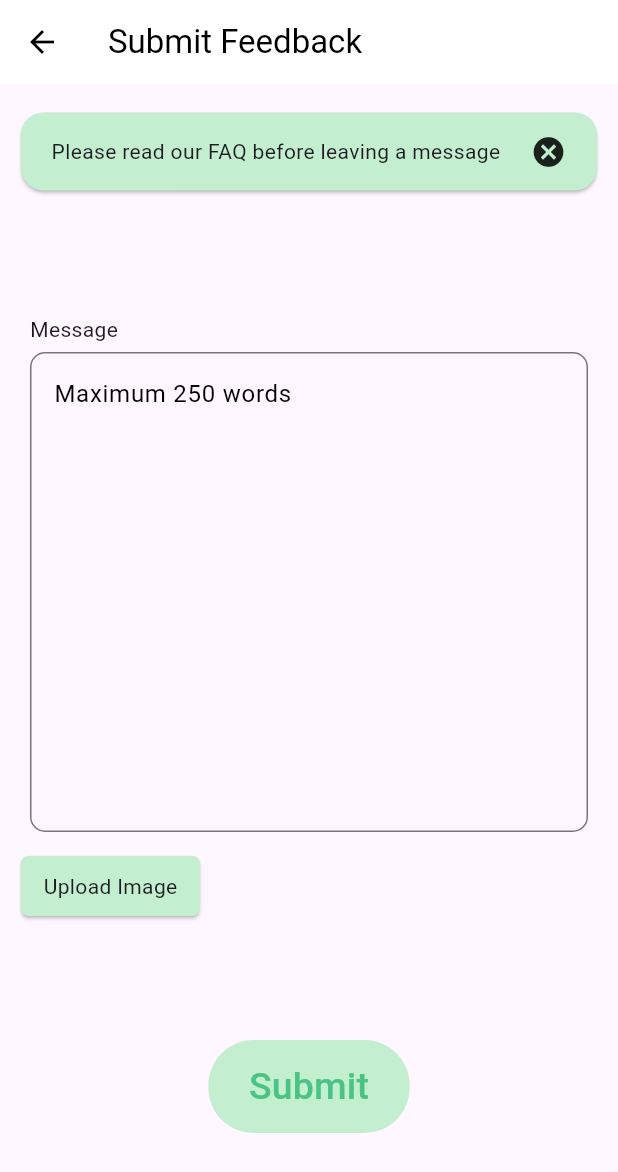
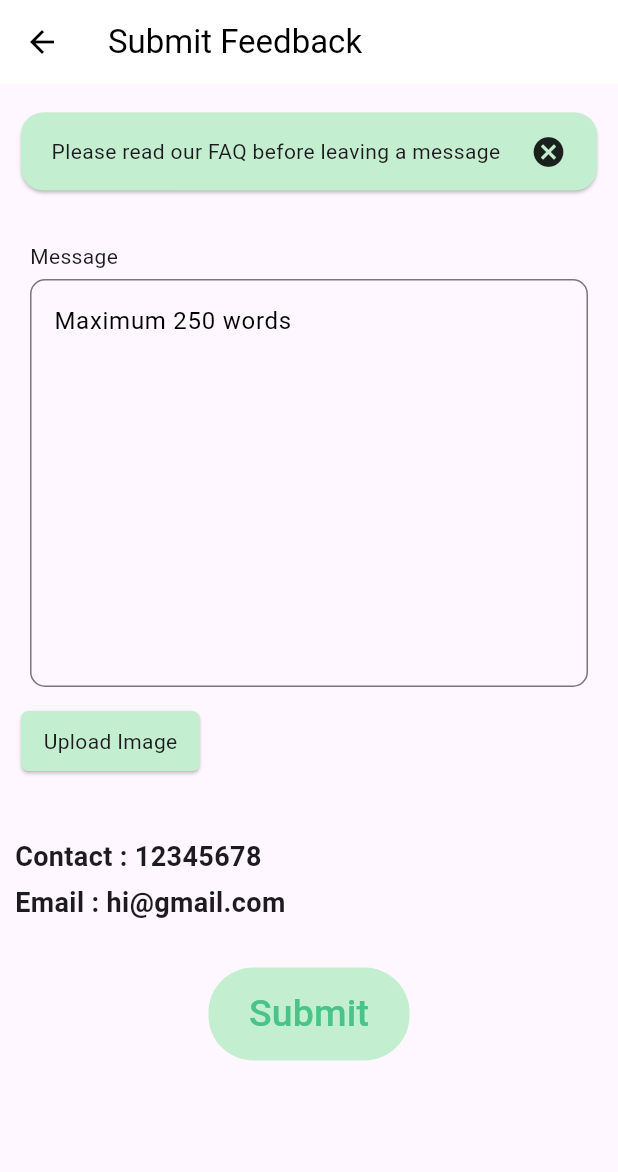
Before and after one commit to RotenKiwi/ketho, a Flutter app: the FeedBack screen opened directly, on a phone screen of 412 x 824 dp. Shown: the top 1172 px of the screen. Run offline on Flutter 3.47's test engine with Material 3 defaults, Android fonts, the phone set to English and light mode, and no system bars; our stand-ins replace google_maps_flutter; Roboto replaces fonts that are missing (Poppins).

Commit message:
changes
added missing stuff

```diff
--- a/lib/Screens/Feedback.dart
+++ b/lib/Screens/Feedback.dart
@@ -1,22 +1,38 @@
 import 'package:flutter/material.dart';
 import 'package:ketho/Components/RoundedButton.dart';
+import 'package:url_launcher/url_launcher.dart';
 
-class FeedBack extends StatelessWidget {
+class FeedBack extends StatefulWidget {
   const FeedBack({Key? key}) : super(key: key);
 
   @override
+  State<FeedBack> createState() => _FeedBackState();
+}
+
+bool message = true;
+
+class _FeedBackState extends State<FeedBack> {
+  @override
   Widget build(BuildContext context) {
+    double space = 20;
     return Scaffold(
+      //resizeToAvoidBottomInset: false,
       appBar: AppBar(
         title: Text('Submit Feedback'),
         backgroundColor: Colors.white,
         foregroundColor: Colors.black,
       ),
-      body: Column(
+      body: SingleChildScrollView(
+        child: Column(
           crossAxisAlignment: CrossAxisAlignment.start,
           children: [
-          SizedBox(height: 5,),
-          Padding(
+            message
+                ? SizedBox(
+                    height: 5,
+                  )
+                : Container(),
+            message
+                ? Padding(
                     padding: const EdgeInsets.all(10.0),
                     child: Card(
                         shape: RoundedRectangleBorder(
@@ -26,28 +42,45 @@ class FeedBack extends StatelessWidget {
                           children: [
                             Spacer(),
                             Padding(
-                      padding: const EdgeInsets.symmetric(vertical: 16.0),
-                      child:
-                          Text('Please read our FAQ before leaving a message'),
+                              padding:
+                                  const EdgeInsets.symmetric(vertical: 16.0),
+                              child: Text(
+                                  'Please read our FAQ before leaving a message'),
                             ),
                             Spacer(),
-                    Icon(Icons.cancel),
+                            InkWell(
+                              onTap: () {
+                                setState(() {
+                                  message = false;
+                                });
+                              },
+                              child: Icon(Icons.cancel),
+                            ),
                             Spacer(),
                           ],
                         )),
+                  )
+                : Container(),
+            message
+                ? SizedBox(
+                    height: space,
+                  )
+                : SizedBox(
+                    height: 20,
                   ),
-          Spacer(),
             Padding(
               padding: const EdgeInsets.symmetric(horizontal: 20.0),
               child: Text('Message'),
             ),
-          SizedBox(height: 5,),
+            SizedBox(
+              height: 5,
+            ),
             Padding(
               padding: EdgeInsets.symmetric(
                 horizontal: 20,
               ),
               child: TextFormField(
-              maxLines: 12,
+                maxLines: 10,
                 decoration: InputDecoration(
                   border: const OutlineInputBorder(
                     borderRadius: BorderRadius.all(
@@ -63,7 +96,9 @@ class FeedBack extends StatelessWidget {
                 ),
               ),
             ),
-          SizedBox(height: 2,),
+            SizedBox(
+              height: 2,
+            ),
             Padding(
               padding: const EdgeInsets.all(10.0),
               child: Card(
@@ -71,24 +106,73 @@ class FeedBack extends StatelessWidget {
                     borderRadius: BorderRadius.circular(5)),
                 color: Color(0xffC4EED0),
                 child: Padding(
-                  padding: const EdgeInsets.symmetric(horizontal: 15.0, vertical: 10.0),
-                  child:
-                  Text('Upload Image'),
-                ),),
+                  padding: const EdgeInsets.symmetric(
+                      horizontal: 15.0, vertical: 10.0),
+                  child: Text('Upload Image'),
                 ),
-          Spacer(),
+              ),
+            ),
+            SizedBox(
+              height: space,
+            ),
+            Padding(
+              padding: const EdgeInsets.all(10.0),
+              child: Container(
+                child: Column(
+                  crossAxisAlignment: CrossAxisAlignment.start,
+                  children: [
+                    InkWell(
+                      onTap: () async {
+                        Uri phoneno = Uri.parse('tel:+12345678');
+                        if (await launchUrl(phoneno)) {
+                          //dialer opened
+                        } else {
+                          //dailer is not opened
+                        }
+                      },
+                      child: Text(
+                        'Contact : 12345678',
+                        style: TextStyle(
+                          fontSize: 18,
+                          fontWeight: FontWeight.bold,
+                        ),
+                      ),
+                    ),
+                    SizedBox(
+                      height: 5,
+                    ),
+                    Text(
+                      'Email : hi@gmail.com',
+                      style: TextStyle(
+                        fontSize: 18,
+                        fontWeight: FontWeight.bold,
+                      ),
+                    ),
+                  ],
+                ),
+              ),
+            ),
+            SizedBox(
+              height: space,
+            ),
             Row(
               children: [
                 Spacer(),
-              RoundedButton(text: 'Submit', onPressed: () {
+                RoundedButton(
+                  text: 'Submit',
+                  onPressed: () {
                     Navigator.pop(context);
-              },),
-              Spacer(),
-            ],
+                  },
                 ),
                 Spacer(),
               ],
             ),
+            SizedBox(
+              height: space,
+            )
+          ],
+        ),
+      ),
     );
   }
 }
--- a/lib/Screens/Rewards.dart
+++ b/lib/Screens/Rewards.dart
@@ -102,11 +102,11 @@ class CouponTile extends StatelessWidget {
   @override
   Widget build(BuildContext context) {
     return Padding(
-      padding: const EdgeInsets.symmetric(vertical: 8.0),
+      padding: const EdgeInsets.symmetric(vertical: 4.0),
       child: Row(
         children: [
           Spacer(flex: 1,),
-          Image.asset(image),
+          Image.asset(image, scale: 1.2,),
           SizedBox(width: 25,),
           Column(
             crossAxisAlignment: CrossAxisAlignment.start,
--- a/pubspec.yaml
+++ b/pubspec.yaml
@@ -37,6 +37,7 @@ dependencies:
   # Use with the CupertinoIcons class for iOS style icons.
   cupertino_icons: ^1.0.2
   google_maps_flutter: ^2.5.3
+  url_launcher: ^6.2.4
 
 dev_dependencies:
   flutter_test:
```
Also changed, not shown: lib/Screens/Drawer.dart (+59 -17 lines), lib/Screens/Homepage.dart (+41 -15 lines), lib/Screens/LoginPage.dart (+17 -6 lines), lib/Screens/RegisterPage.dart (+10 -4 lines), pubspec.lock, 1 other file. Lines whose indentation alone changed are shown as unchanged.
